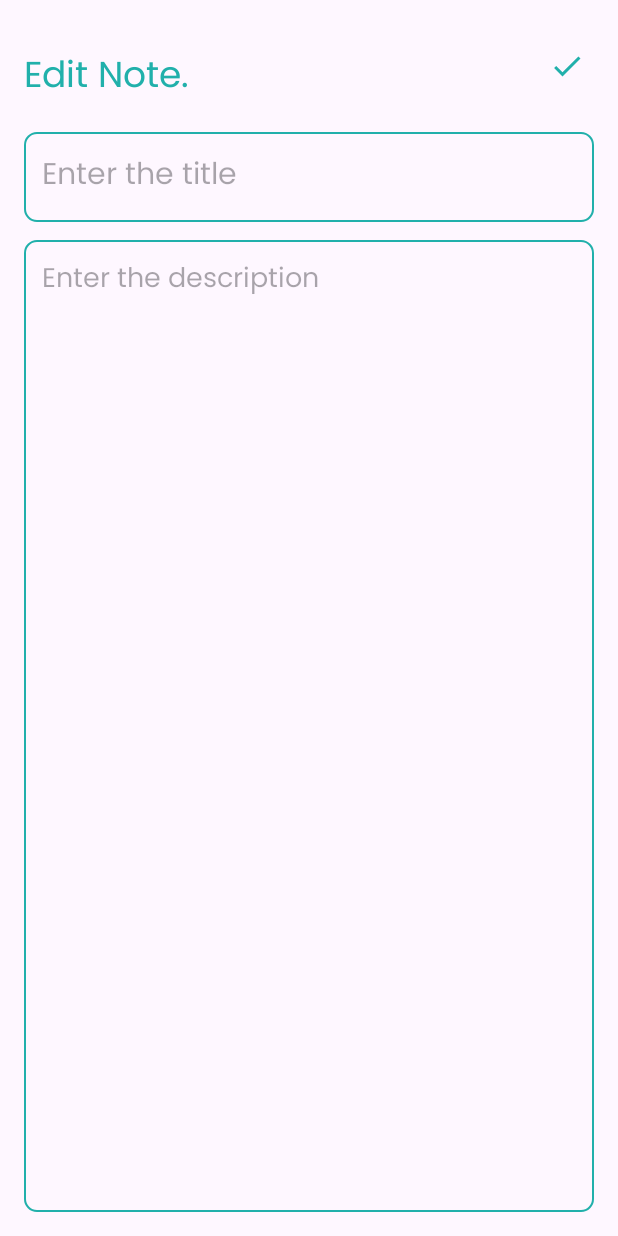
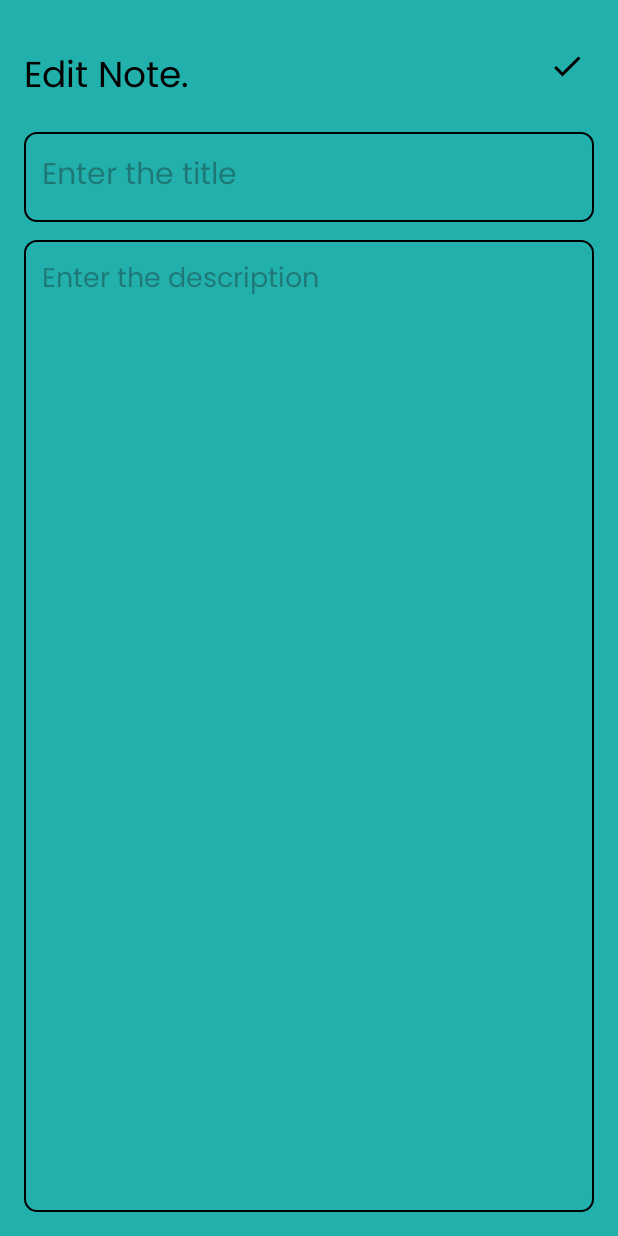
Before and after one commit to LimethK/Task-App, an Android app: the UpdateNoteActivity screen opened directly, with no data from a screen before it, on a phone screen of 412 x 824 dp. Run offline under Robolectric (Android 15) with nearby library versions, the phone set to English and light mode, and no system bars; 1 statement that could not run was skipped.

Commit message:
version 4

```diff
--- a/app/src/main/res/drawable/baseline_done_24.xml
+++ b/app/src/main/res/drawable/baseline_done_24.xml
@@ -1,4 +1,4 @@
-<vector xmlns:android="http://schemas.android.com/apk/res/android" android:height="24dp" android:tint="#21b0ab" android:viewportHeight="24" android:viewportWidth="24" android:width="24dp">
+<vector xmlns:android="http://schemas.android.com/apk/res/android" android:height="24dp" android:tint="#000000" android:viewportHeight="24" android:viewportWidth="24" android:width="24dp">
 
     <path android:fillColor="@android:color/white" android:pathData="M9,16.2L4.8,12l-1.4,1.4L9,19 21,7l-1.4,-1.4L9,16.2z"/>
 
--- a/app/src/main/res/layout/activity_add_note.xml
+++ b/app/src/main/res/layout/activity_add_note.xml
@@ -5,6 +5,8 @@
     android:layout_height="match_parent"
     android:layout_width="match_parent"
     android:padding="16dp"
+    android:background="@color/background"
+
     android:orientation="vertical"
     tools:context=".AddNoteActivity">
 
--- a/app/src/main/res/layout/activity_main.xml
+++ b/app/src/main/res/layout/activity_main.xml
@@ -4,6 +4,8 @@
     xmlns:app="http://schemas.android.com/apk/res-auto"
     xmlns:tools="http://schemas.android.com/tools"
     android:id="@+id/main"
+    android:background="@color/background"
+
     android:layout_width="match_parent"
     android:layout_height="match_parent"
     tools:context=".MainActivity">
@@ -29,6 +31,7 @@
 
     <com.google.android.material.floatingactionbutton.FloatingActionButton
         android:id="@+id/addButton"
+        android:src="@drawable/baseline_add_24"
         android:layout_width="wrap_content"
         android:layout_height="wrap_content"
         android:layout_alignParentBottom="true"
--- a/app/src/main/res/layout/activity_update_note.xml
+++ b/app/src/main/res/layout/activity_update_note.xml
@@ -5,6 +5,8 @@
     android:layout_height="match_parent"
     android:layout_width="match_parent"
     android:padding="16dp"
+    android:background="@color/background"
+
     android:orientation="vertical"
     tools:context=".UpdateNoteActivity">
 
@@ -16,11 +18,12 @@
       android:layout_marginTop="16dp"
       android:fontFamily="@font/poppins"
       android:text="Edit Note."
+
       android:textColor="@color/orange"
       android:textSize="24sp" />
 
   <ImageView
-        android:id="@+id/UpdateSaveButton"
+      android:id="@+id/updateSaveButton"
       android:layout_width="wrap_content"
       android:layout_height="wrap_content"
       android:layout_alignTop="@+id/editNoteHeadline"
@@ -28,7 +31,7 @@
       android:layout_marginEnd="6dp"
       android:src="@drawable/baseline_done_24" />
   <EditText
-        android:id="@+id/UpdateTitleEditText"
+      android:id="@+id/updateTitleEditText"
       android:layout_width="match_parent"
       android:layout_height="60dp"
       android:hint="Enter the title"
@@ -40,14 +43,14 @@
       android:maxLines="1"
       android:fontFamily="@font/poppins"/>
   <EditText
-        android:id="@+id/UpdateContentEditText"
+      android:id="@+id/updateContentEditText"
       android:layout_width="match_parent"
       android:layout_height="match_parent"
       android:hint="Enter the description"
       android:padding="12dp"
       android:gravity="top"
       android:textSize="18sp"
-        android:layout_below="@+id/UpdateTitleEditText"
+      android:layout_below="@+id/updateTitleEditText"
       android:background="@drawable/orange_border"
       android:layout_marginTop="12dp"
       android:fontFamily="@font/poppins"/>
--- a/app/src/main/res/values/colors.xml
+++ b/app/src/main/res/values/colors.xml
@@ -2,6 +2,7 @@
 <resources>
     <color name="black">#FF000000</color>
     <color name="white">#FFFFFFFF</color>
-    <color name="orange">#21b0ab</color>
+    <color name="orange">#000000</color>
+    <color name="background">#21b0ab</color>"
 
 </resources>
```
Also changed, not shown: app/src/main/AndroidManifest.xml (+6 -3 lines), app/src/main/java/com/example/notessqlite/UpdateNoteActivity.kt (+14 -13 lines), app/src/main/res/layout/note_item.xml (+12 -7 lines). Lines whose indentation alone changed are shown as unchanged.
